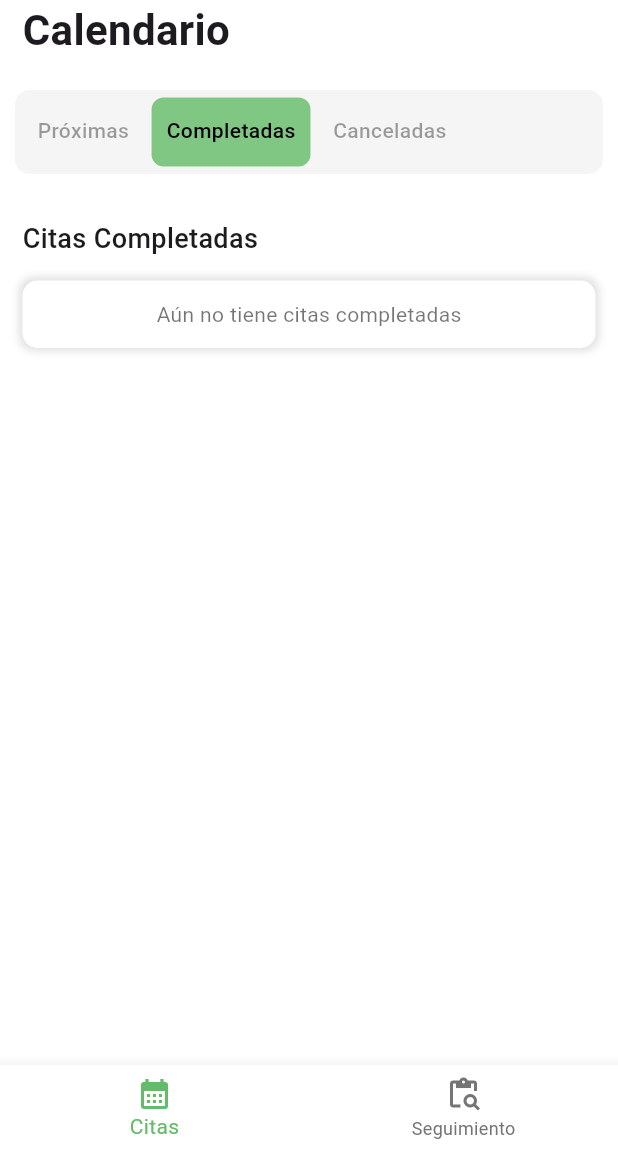
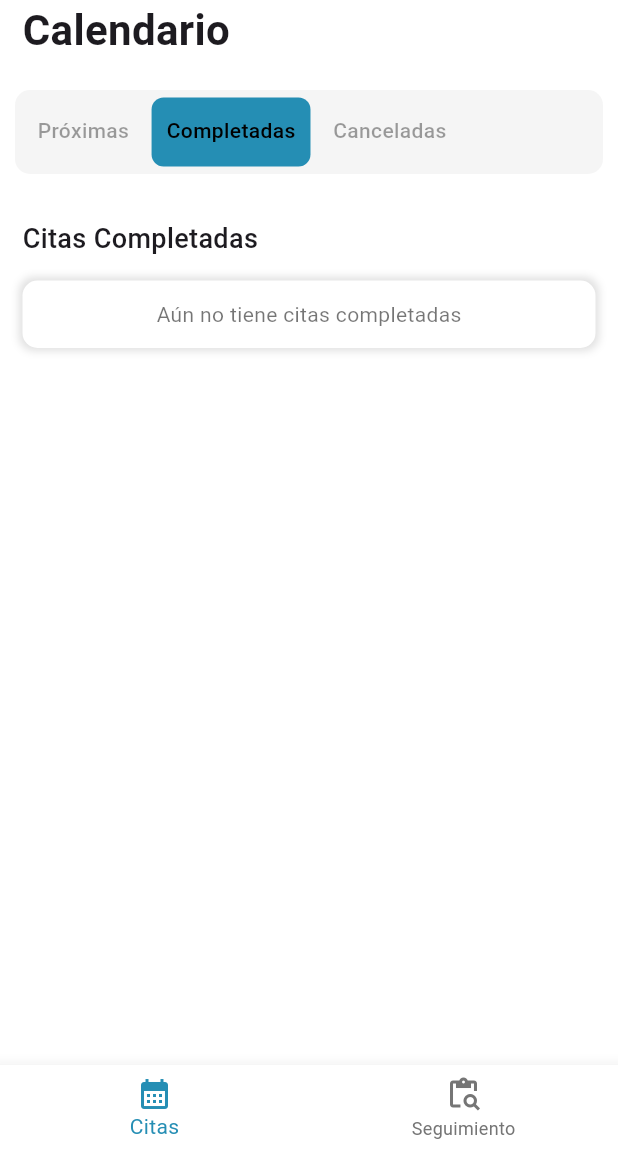
Before and after one commit to AmericoGonzalezD/FiMech, a Flutter app: the HomePageAD screen opened directly, after a tap on "Completadas", on a phone screen of 412 x 824 dp, the part 84-1236 px from its top. Run offline on Flutter 3.47's test engine with Material 3 defaults, Android fonts, the phone set to English and light mode, and no system bars; our stand-ins replace cloud_firestore, dotted_line, email_validator, firebase_auth, firebase_core, flutter_dotenv and 4 more; missing offline and left inert: custom_clippers, mailer; accounts and stored records are empty.

Commit message:
cambio de colores

```diff
--- a/lib/screens/admin/homead.dart
+++ b/lib/screens/admin/homead.dart
@@ -12,7 +12,7 @@ class HomePageAD extends StatefulWidget {
 class _HomePageADState extends State<HomePageAD> {
   int selectedIndex = 0;
 
-  Color selectedColor = Colors.green[400] ?? Colors.green;
+  Color selectedColor = Color(0xFF258EB4) ?? Colors.green;
   Color unselectedColor = Colors.grey[600] ?? Colors.grey;
 
   final screens = [
--- a/lib/screens/admin/schedulead.dart
+++ b/lib/screens/admin/schedulead.dart
@@ -88,7 +88,7 @@ class _SchedulePageADState extends State<SchedulePageAD> {
                         decoration: BoxDecoration(
                           borderRadius: BorderRadius.circular(8),
                           color: _buttonIndex == 0
-                              ? Colors.green[300]
+                              ? Color(0xFF258EB4)
                               : Colors.grey[100],
                         ),
                         child: Text("Próximas",
@@ -114,7 +114,7 @@ class _SchedulePageADState extends State<SchedulePageAD> {
                         decoration: BoxDecoration(
                           borderRadius: BorderRadius.circular(8),
                           color: _buttonIndex == 1
-                              ? Colors.green[300]
+                              ? Color(0xFF258EB4)
                               : Colors.grey[100],
                         ),
                         child: Text("Completadas",
@@ -140,7 +140,7 @@ class _SchedulePageADState extends State<SchedulePageAD> {
                         decoration: BoxDecoration(
                           borderRadius: BorderRadius.circular(8),
                           color: _buttonIndex == 2
-                              ? Colors.green[300]
+                              ? Color(0xFF258EB4)
                               : Colors.grey[100],
                         ),
                         child: Text(
--- a/lib/screens/admin/trackingad.dart
+++ b/lib/screens/admin/trackingad.dart
@@ -80,7 +80,7 @@ class _TrackingPageADState extends State<TrackingPageAD> {
                             decoration: BoxDecoration(
                               borderRadius: BorderRadius.circular(8),
                               color: _buttonIndex == 0
-                                  ? Colors.green[300]
+                                  ? Color(0xFF258EB4)
                                   : Colors.grey[100],
                             ),
                             child: Text("Actuales",
@@ -105,7 +105,7 @@ class _TrackingPageADState extends State<TrackingPageAD> {
                             decoration: BoxDecoration(
                               borderRadius: BorderRadius.circular(8),
                               color: _buttonIndex == 1
-                                  ? Colors.green[300]
+                                  ? Color(0xFF258EB4)
                                   : Colors.grey[100],
                             ),
                             child: Text("Completados",
--- a/lib/screens/admin/widgets/actualtrackingad.dart
+++ b/lib/screens/admin/widgets/actualtrackingad.dart
@@ -229,7 +229,7 @@ class _CardAppointmentState extends State<CardAppointment> {
                         width: 300,
                         padding: const EdgeInsets.symmetric(vertical: 12),
                         decoration: BoxDecoration(
-                          color: Colors.green[300],
+                          color: Color(0xFF258EB4),
                           borderRadius: BorderRadius.circular(10),
                         ),
                         child: const Center(
--- a/lib/screens/admin/widgets/completedtrackingad.dart
+++ b/lib/screens/admin/widgets/completedtrackingad.dart
@@ -237,7 +237,7 @@ class _CardAppointmentState extends State<CardAppointment> {
                         width: 300,
                         padding: const EdgeInsets.symmetric(vertical: 12),
                         decoration: BoxDecoration(
-                          color: Colors.green[300],
+                          color: Color(0xFF258EB4),
                           borderRadius: BorderRadius.circular(10),
                         ),
                         child: const Center(
--- a/lib/screens/admin/widgets/upcomingad.dart
+++ b/lib/screens/admin/widgets/upcomingad.dart
@@ -277,7 +277,7 @@ class _CardAppointmentState extends State<CardAppointment> {
                       width: 150,
                       padding: const EdgeInsets.symmetric(vertical: 12),
                       decoration: BoxDecoration(
-                        color: Colors.green[300],
+                        color: Color(0xFF258EB4),
                         borderRadius: BorderRadius.circular(10),
                       ),
                       child: const Center(
--- a/lib/screens/admin/widgets/whatsappbuttonad.dart
+++ b/lib/screens/admin/widgets/whatsappbuttonad.dart
@@ -40,7 +40,7 @@ class WhatsappButtonAD extends StatelessWidget {
                         idCita);
           },
           style: ElevatedButton.styleFrom(
-            backgroundColor: Colors.green,
+            backgroundColor: Color(0xFF258EB4),
             foregroundColor: Colors.white,
           ),
           child: const Row(
@@ -86,7 +86,7 @@ class WhatsappButtonPerfil extends StatelessWidget {
             launchWhatsapp(number: '8121912748', message: "Hola");
           },
           style: ElevatedButton.styleFrom(
-            backgroundColor: Colors.green,
+            backgroundColor: Color(0xFF258EB4),
             foregroundColor: Colors.white,
           ),
           child: const Row(
--- a/lib/screens/register.dart
+++ b/lib/screens/register.dart
@@ -198,7 +198,7 @@ class _RegisterPageState extends State<RegisterPage> {
                             : 'Ingresa mínimo 8 caracteres', // Mensaje de error si la contraseña no cumple con el requisito de longitud.
                       ),
                     ),
-                    /*const SizedBox(height: 40.0),
+                    const SizedBox(height: 40.0),
                     CheckboxListTile(
                       title: const Text('Registrarse como administrador'),
                       value: _isAdmin,
@@ -207,7 +207,7 @@ class _RegisterPageState extends State<RegisterPage> {
                           _isAdmin = value!;
                         });
                       },
-                    ),*/
+                    ),
                     const SizedBox(height: 40.0),
                     ElevatedButton(
                       // Botón para registrarse.
--- a/lib/screens/user/widgets/upcoming.dart
+++ b/lib/screens/user/widgets/upcoming.dart
@@ -277,7 +277,7 @@ class _CardAppointmentState extends State<CardAppointment> {
                       width: 150,
                       padding: const EdgeInsets.symmetric(vertical: 12),
                       decoration: BoxDecoration(
-                        color: Colors.green[300],
+                        color: Color(0xFF258EB4),
                         borderRadius: BorderRadius.circular(10),
                       ),
                       child: const Center(
```
